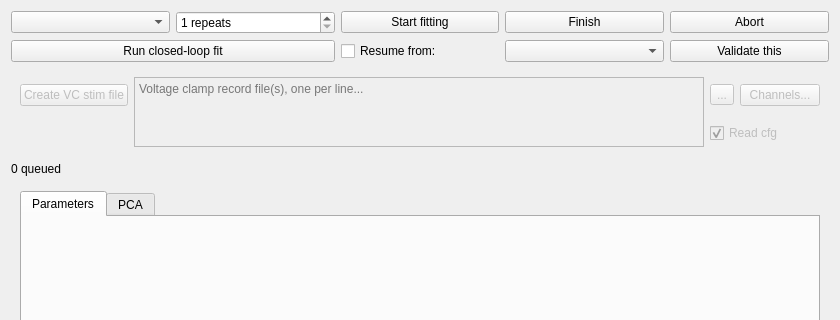
This is src/gui/gafitterwidget.ui in CompEphys-team/rtdo as Qt 5 draws it before an edit; both pictures show x 0 to 840 and y 0 to 320 of the 840 by 610 pixel window. The edited form follows.
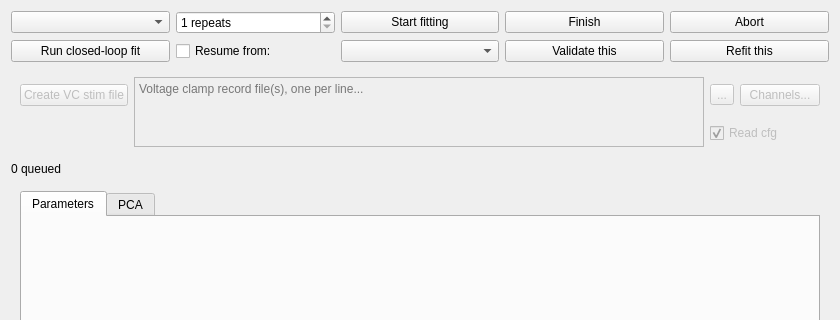
This is the edited form. Custom widgets are drawn as their Qt base class.

Patch:
```diff
--- a/src/gui/gafitterwidget.ui
+++ b/src/gui/gafitterwidget.ui
@@ -14,26 +14,6 @@
    <string>GA fitting</string>
   </property>
   <layout class="QGridLayout" name="gridLayout">
-   <item row="0" column="0">
-    <widget class="QComboBox" name="decks"/>
-   </item>
-   <item row="0" column="1">
-    <widget class="QSpinBox" name="repeats">
-     <property name="suffix">
-      <string> repeats</string>
-     </property>
-     <property name="minimum">
-      <number>1</number>
-     </property>
-    </widget>
-   </item>
-   <item row="0" column="2">
-    <widget class="QPushButton" name="start">
-     <property name="text">
-      <string>Start fitting</string>
-     </property>
-    </widget>
-   </item>
    <item row="0" column="3">
     <widget class="QPushButton" name="finish">
      <property name="text">
@@ -48,23 +28,6 @@
      </property>
     </widget>
    </item>
-   <item row="1" column="2">
-    <widget class="QCheckBox" name="resume">
-     <property name="text">
-      <string>Resume from:</string>
-     </property>
-    </widget>
-   </item>
-   <item row="1" column="3">
-    <widget class="QComboBox" name="resumeSrc"/>
-   </item>
-   <item row="1" column="4">
-    <widget class="QPushButton" name="validate">
-     <property name="text">
-      <string>Validate this</string>
-     </property>
-    </widget>
-   </item>
    <item row="2" column="0" colspan="5">
     <widget class="QWidget" name="records" native="true">
      <property name="enabled">
@@ -147,6 +110,16 @@
      </property>
     </widget>
    </item>
+   <item row="0" column="0">
+    <widget class="QComboBox" name="decks"/>
+   </item>
+   <item row="0" column="2">
+    <widget class="QPushButton" name="start">
+     <property name="text">
+      <string>Start fitting</string>
+     </property>
+    </widget>
+   </item>
    <item row="4" column="0" colspan="5">
     <widget class="QWidget" name="widget" native="true">
      <layout class="QGridLayout" name="gridLayout_3">
@@ -176,13 +149,47 @@
      </layout>
     </widget>
    </item>
-   <item row="1" column="0" colspan="2">
+   <item row="0" column="1">
+    <widget class="QSpinBox" name="repeats">
+     <property name="suffix">
+      <string> repeats</string>
+     </property>
+     <property name="minimum">
+      <number>1</number>
+     </property>
+    </widget>
+   </item>
+   <item row="1" column="0">
     <widget class="QPushButton" name="cl_run">
      <property name="text">
       <string>Run closed-loop fit</string>
      </property>
     </widget>
    </item>
+   <item row="1" column="1">
+    <widget class="QCheckBox" name="resume">
+     <property name="text">
+      <string>Resume from:</string>
+     </property>
+    </widget>
+   </item>
+   <item row="1" column="2">
+    <widget class="QComboBox" name="resumeSrc"/>
+   </item>
+   <item row="1" column="3">
+    <widget class="QPushButton" name="validate">
+     <property name="text">
+      <string>Validate this</string>
+     </property>
+    </widget>
+   </item>
+   <item row="1" column="4">
+    <widget class="QPushButton" name="refit">
+     <property name="text">
+      <string>Refit this</string>
+     </property>
+    </widget>
+   </item>
   </layout>
  </widget>
  <customwidgets>
```
